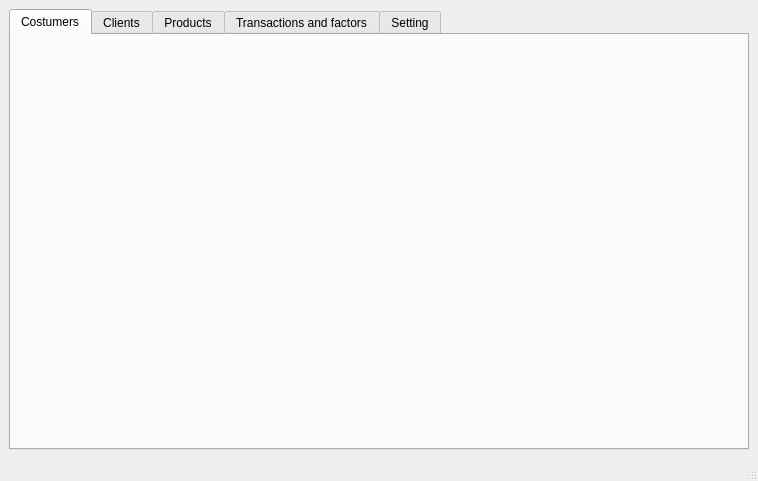
This is AP/admin_ui.ui in AP-projects-4001/Guys as Qt 5 draws it before an edit. The edited form follows.
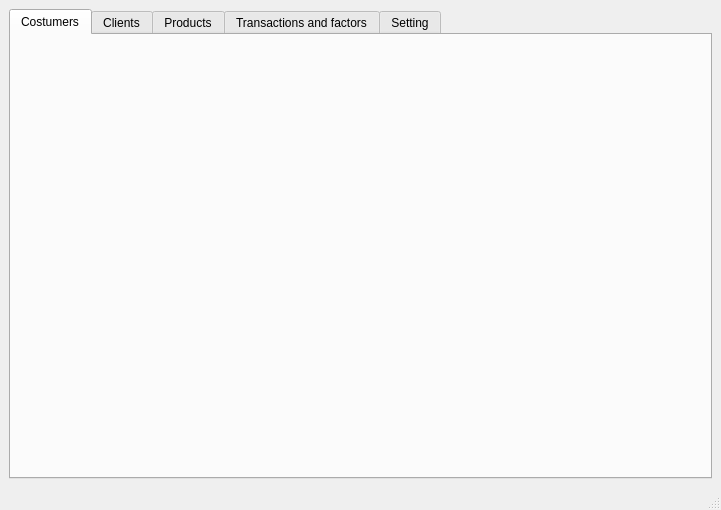
This is the edited form.

```diff
--- a/AP/admin_ui.ui
+++ b/AP/admin_ui.ui
@@ -6,8 +6,8 @@
    <rect>
     <x>0</x>
     <y>0</y>
-    <width>758</width>
-    <height>481</height>
+    <width>721</width>
+    <height>510</height>
    </rect>
   </property>
   <property name="windowTitle">
```
Left out of the diff: 2 changed lines with no effect on the pictures.
